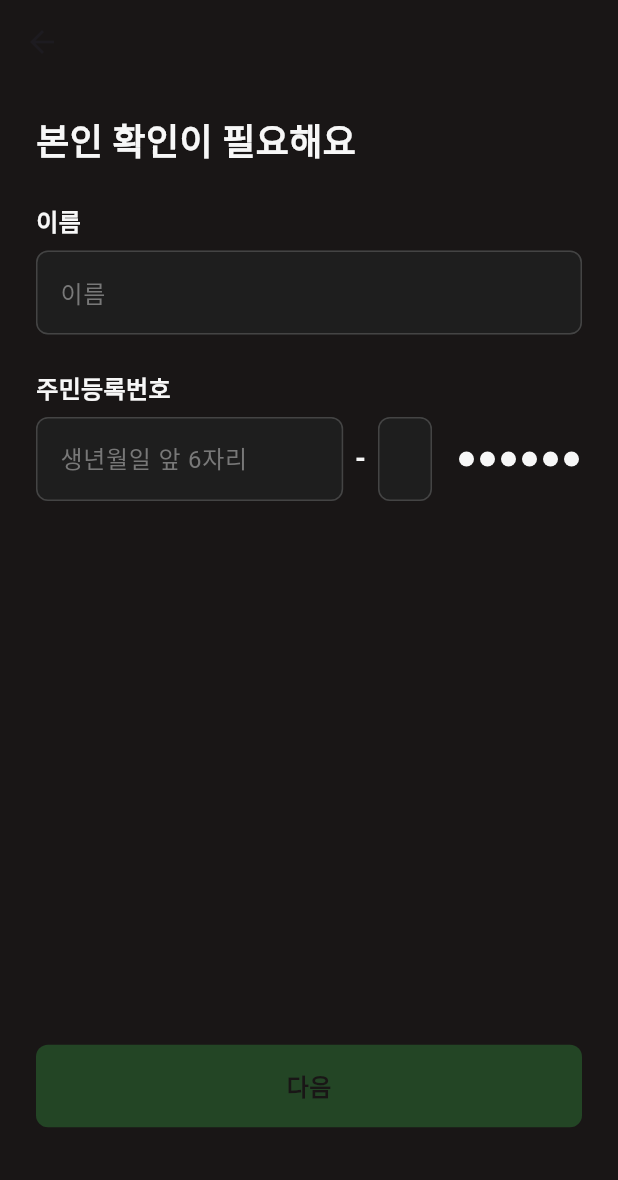
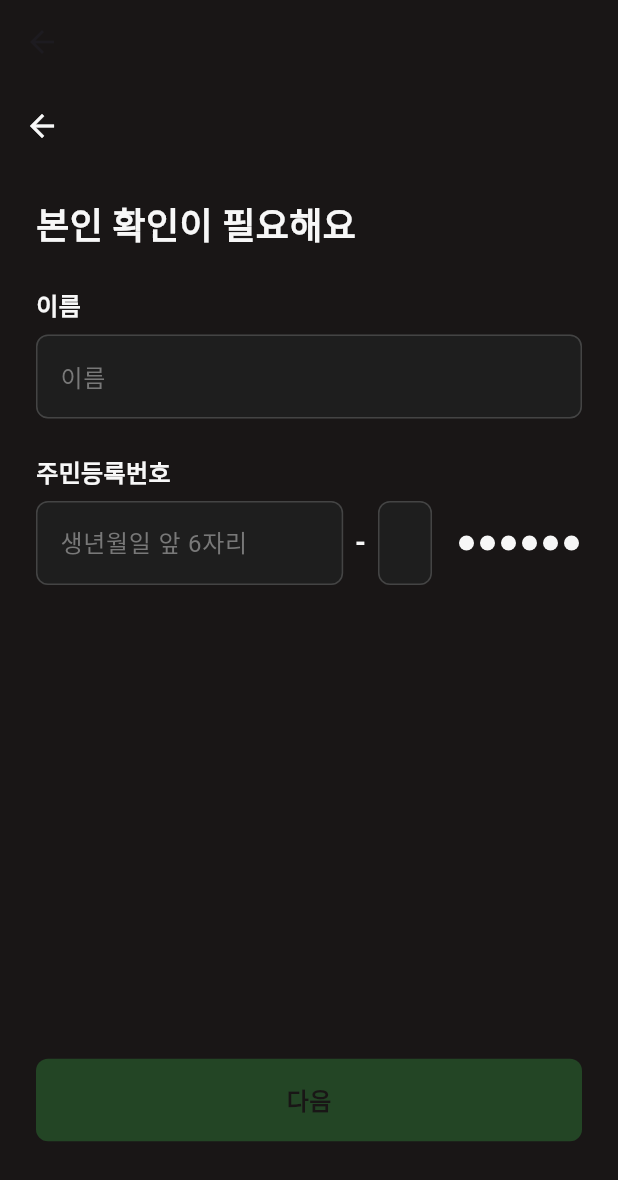
Before and after one commit to oobinkim/rep_f_Flutter, a Flutter app: the RegistrationView screen opened by its route, on a phone screen of 412 x 824 dp. Shown: the top 1180 px of the screen. Run offline on Flutter 3.47's test engine with Material 3 defaults, Android fonts, the phone set to English and light mode, and no system bars; our stand-ins replace cloud_firestore, firebase_auth, firebase_core; accounts and stored records are empty.

Commit message:
이름 주민번호 화면에 뒤로가기 추가

```diff
--- a/lib/viewmodels/registration_viewmodel.dart
+++ b/lib/viewmodels/registration_viewmodel.dart
@@ -44,6 +44,10 @@ class RegistrationViewModel extends ChangeNotifier {
     }
   }
 
+  void navigateToAgreement(BuildContext context) {
+    Navigator.pushReplacementNamed(context, '/agreement');
+  }
+
   // Firestore에 데이터 저장
   Future<void> register(String uid, String email, String userType) async {
     isLoading = true;
--- a/lib/views/registration_view/registration_view+personal_info.dart
+++ b/lib/views/registration_view/registration_view+personal_info.dart
@@ -9,7 +9,20 @@
   @override
   Widget build(BuildContext context) {
     final viewModel = Provider.of<RegistrationViewModel>(context);
-    return Padding(
+
+    return Scaffold(
+      appBar: AppBar(
+        backgroundColor: AppColors.black, // AppBar 배경색
+        elevation: 0, // AppBar 그림자 제거
+        leading: IconButton(
+          icon: Icon(Icons.arrow_back, color: AppColors.white),
+          onPressed: () {
+            viewModel.navigateToAgreement(context); // 이전 화면(동의 화면)으로 이동
+          },
+        ),
+      ),
+      backgroundColor: AppColors.black, // 전체 배경색 설정
+      body: Padding(
         padding: const EdgeInsets.symmetric(horizontal: 24.0),
         child: Column(
           crossAxisAlignment: CrossAxisAlignment.start,
@@ -143,6 +156,7 @@
             Spacer(flex: 1),
           ],
         ),
+      ),
     );
   }
 }
```
Lines whose indentation alone changed are shown as unchanged.
